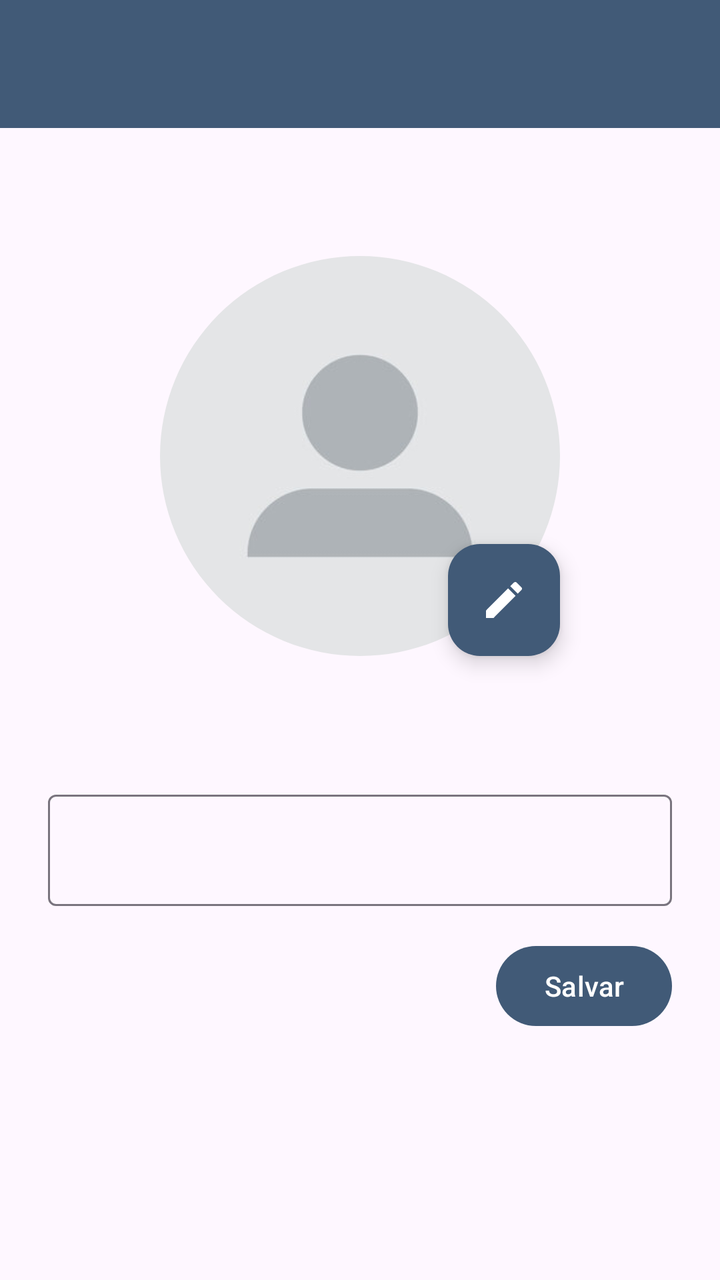
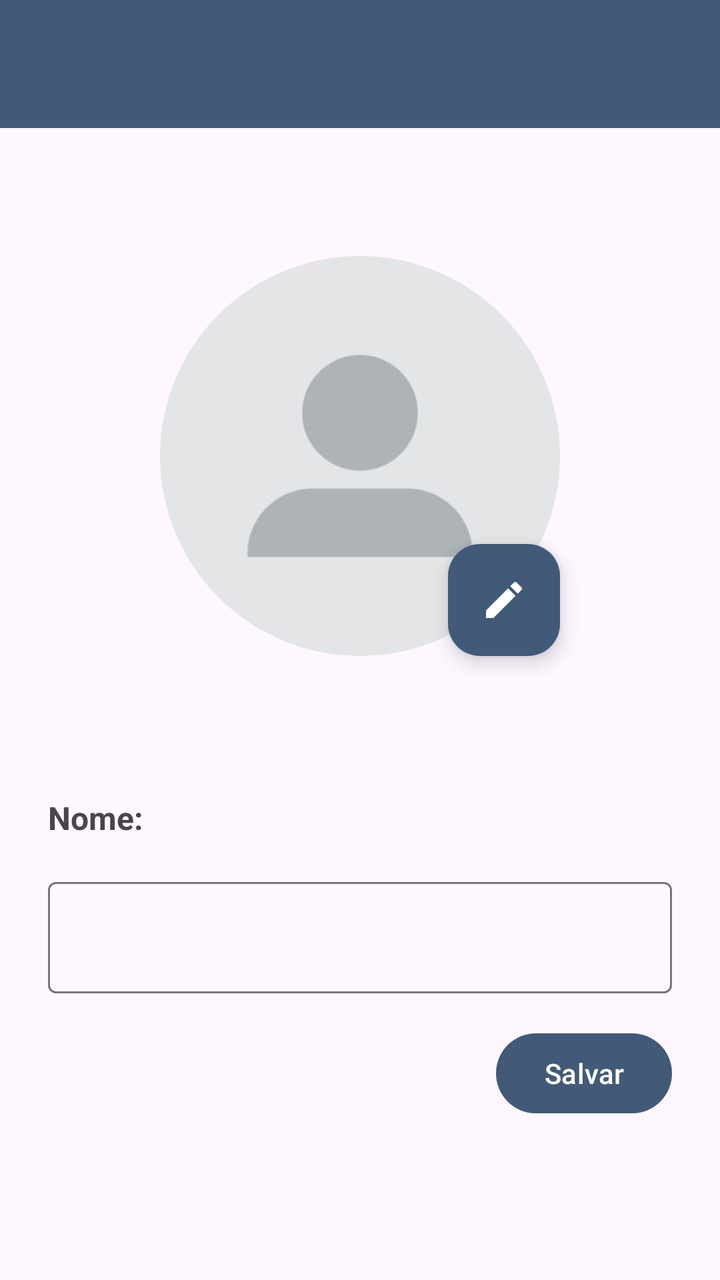

Compare the two renders of this Android layout. The source of the first and the diff that turns it into the second are given below.
<!-- AndroidManifest.xml: application theme Theme.MessageApp -->
<!-- res/layout/activity_profile.xml -->
<?xml version="1.0" encoding="utf-8"?>
<androidx.constraintlayout.widget.ConstraintLayout xmlns:android="http://schemas.android.com/apk/res/android"
    xmlns:app="http://schemas.android.com/apk/res-auto"
    xmlns:tools="http://schemas.android.com/tools"
    android:id="@+id/main"
    android:layout_width="match_parent"
    android:layout_height="match_parent"
    tools:context=".ProfileActivity">

    <include
        android:id="@+id/includeTbProfile"
        layout="@layout/toolbar_register"
        android:layout_width="0dp"
        android:layout_height="wrap_content"
        app:layout_constraintEnd_toEndOf="parent"
        app:layout_constraintHorizontal_bias="0.5"
        app:layout_constraintStart_toStartOf="parent"
        app:layout_constraintTop_toTopOf="parent" />

    <com.google.android.material.imageview.ShapeableImageView
        android:id="@+id/imgProfile"
        android:layout_width="200dp"
        android:layout_height="200dp"
        android:layout_marginTop="64dp"
        app:layout_constraintEnd_toEndOf="parent"
        app:layout_constraintHorizontal_bias="0.5"
        app:layout_constraintStart_toStartOf="parent"
        app:layout_constraintTop_toBottomOf="@+id/includeTbProfile"
        app:shapeAppearanceOverlay="@style/CircularProfilePicture"
        app:srcCompat="@drawable/perfil" />

    <com.google.android.material.floatingactionbutton.FloatingActionButton
        android:id="@+id/fabEditImageProfile"
        android:layout_width="wrap_content"
        android:layout_height="wrap_content"
        android:clickable="true"
        android:contentDescription="@string/edit_button"
        android:focusable="true"
        app:backgroundTint="@color/primary"
        app:layout_constraintBottom_toBottomOf="@+id/imgProfile"
        app:layout_constraintEnd_toEndOf="@+id/imgProfile"
        app:layout_constraintHorizontal_bias="1.0"
        app:layout_constraintStart_toStartOf="@+id/imgProfile"
        app:layout_constraintTop_toTopOf="@+id/imgProfile"
        app:layout_constraintVertical_bias="1.0"
        app:srcCompat="@drawable/ic_edit_24"
        app:tint="@color/white" />

    <com.google.android.material.textfield.TextInputLayout
        android:id="@+id/textInputNameContainerProfile"
        android:layout_width="0dp"
        android:layout_height="wrap_content"
        android:layout_marginStart="24dp"
        android:layout_marginTop="64dp"
        android:layout_marginEnd="24dp"
        app:layout_constraintEnd_toEndOf="parent"
        app:layout_constraintHorizontal_bias="0.5"
        app:layout_constraintStart_toStartOf="parent"
        app:layout_constraintTop_toBottomOf="@+id/imgProfile">

        <com.google.android.material.textfield.TextInputEditText
            android:id="@+id/editTextNameProfile"
            android:layout_width="match_parent"
            android:layout_height="wrap_content" />
    </com.google.android.material.textfield.TextInputLayout>

    <Button
        android:id="@+id/btnSaveProfile"
        android:layout_width="wrap_content"
        android:layout_height="wrap_content"
        android:layout_marginTop="16dp"
        android:layout_marginEnd="24dp"
        android:text="@string/save_button"
        app:layout_constraintEnd_toEndOf="parent"
        app:layout_constraintHorizontal_bias="1.0"
        app:layout_constraintStart_toStartOf="parent"
        app:layout_constraintTop_toBottomOf="@+id/textInputNameContainerProfile" />

</androidx.constraintlayout.widget.ConstraintLayout>
<!-- res/layout/toolbar_register.xml (included above) -->
<?xml version="1.0" encoding="utf-8"?>
<androidx.constraintlayout.widget.ConstraintLayout xmlns:android="http://schemas.android.com/apk/res/android"
    xmlns:app="http://schemas.android.com/apk/res-auto"
    xmlns:tools="http://schemas.android.com/tools"
    android:layout_width="match_parent"
    android:layout_height="wrap_content">

    <com.google.android.material.appbar.MaterialToolbar
        android:id="@+id/tbRegister"
        android:layout_width="0dp"
        android:layout_height="wrap_content"
        android:background="?attr/colorPrimary"
        android:minHeight="?attr/actionBarSize"
        android:theme="@style/ToolbarTheme"
        app:layout_constraintBottom_toBottomOf="parent"
        app:layout_constraintEnd_toEndOf="parent"
        app:layout_constraintHorizontal_bias="0.5"
        app:layout_constraintStart_toStartOf="parent"
        app:layout_constraintTop_toTopOf="parent"
        app:layout_constraintVertical_bias="0.5" />
</androidx.constraintlayout.widget.ConstraintLayout>
<!-- resources referenced by this layout -->
<resources>
  <color name="primary">#415a77</color>
  <color name="white">#FFFFFFFF</color>
  <!-- drawable ic_edit_24 (drawable) -->
  <vector xmlns:android="http://schemas.android.com/apk/res/android" android:height="24dp" android:tint="#5E5E5E" android:viewportHeight="24" android:viewportWidth="24" android:width="24dp">
        
      <path android:fillColor="@android:color/white" android:pathData="M3,17.25V21h3.75L17.81,9.94l-3.75,-3.75L3,17.25zM20.71,7.04c0.39,-0.39 0.39,-1.02 0,-1.41l-2.34,-2.34c-0.39,-0.39 -1.02,-0.39 -1.41,0l-1.83,1.83 3.75,3.75 1.83,-1.83z"/>
      
  </vector>
  <!-- drawable perfil: jpeg bitmap (drawable, 6796 bytes) -->
  <string name="edit_button">Botão para editar foto de perfil</string>
  <string name="save_button">Salvar</string>
  <style name="CircularProfilePicture">
          <item name="cornerSize">50%</item>
      </style>
  <style name="ToolbarTheme" parent="ThemeOverlay.AppCompat.Dark.ActionBar">
          <item name="android:textColor">
              @color/black
          </item>
      </style>
  <style name="Theme.MessageApp" parent="Base.Theme.MessageApp" />
  <color name="black">#FF000000</color>
  <style name="Base.Theme.MessageApp" parent="Theme.Material3.DayNight.NoActionBar">
          
          <item name="colorPrimary">@color/primary</item>
          <item name="android:actionMenuTextColor">@color/black</item>
      </style>
</resources>

<!-- the commit's change to res/layout/activity_profile.xml (unified diff, before → after) -->
@@ -46,17 +46,31 @@
         app:srcCompat="@drawable/ic_edit_24"
         app:tint="@color/white" />
 
+    <TextView
+        android:id="@+id/txtProfileName"
+        android:layout_width="wrap_content"
+        android:layout_height="wrap_content"
+        android:layout_marginStart="24dp"
+        android:layout_marginTop="70dp"
+        android:text="@string/profile_name"
+        android:textStyle="bold"
+        android:textSize="16sp"
+        app:layout_constraintEnd_toEndOf="parent"
+        app:layout_constraintHorizontal_bias="0.0"
+        app:layout_constraintStart_toStartOf="parent"
+        app:layout_constraintTop_toBottomOf="@+id/imgProfile" />
+
     <com.google.android.material.textfield.TextInputLayout
         android:id="@+id/textInputNameContainerProfile"
         android:layout_width="0dp"
         android:layout_height="wrap_content"
         android:layout_marginStart="24dp"
-        android:layout_marginTop="64dp"
+        android:layout_marginTop="16dp"
         android:layout_marginEnd="24dp"
         app:layout_constraintEnd_toEndOf="parent"
         app:layout_constraintHorizontal_bias="0.5"
         app:layout_constraintStart_toStartOf="parent"
-        app:layout_constraintTop_toBottomOf="@+id/imgProfile">
+        app:layout_constraintTop_toBottomOf="@+id/txtProfileName">
 
         <com.google.android.material.textfield.TextInputEditText
             android:id="@+id/editTextNameProfile"
<!-- resource entries referenced after the edit -->
@@ -10,6 +10,7 @@
   </vector>
   <!-- drawable perfil: jpeg bitmap (drawable, 6796 bytes) -->
   <string name="edit_button">Botão para editar foto de perfil</string>
+  <string name="profile_name">Nome:</string>
   <string name="save_button">Salvar</string>
   <style name="CircularProfilePicture">
           <item name="cornerSize">50%</item>
